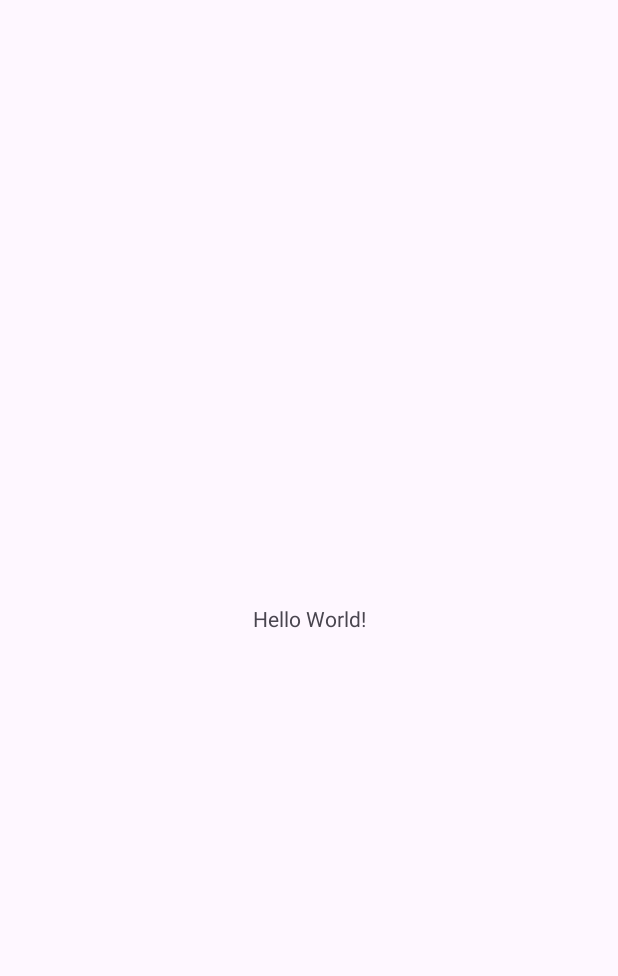
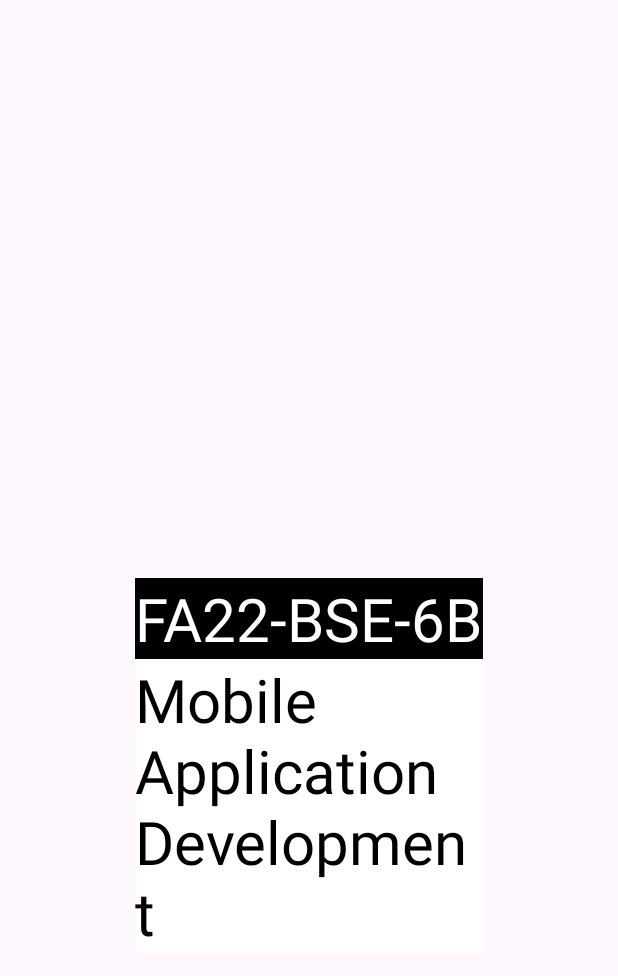
Before and after one commit to AliUsman3233/FA22_BSE_B, an Android app: the screen it shows after launch (MainActivity), on a phone screen of 412 x 824 dp. Before the commit the part shown is almost empty. Shown: the top 976 px of the screen. Run offline under Robolectric (Android 15) with nearby library versions, the phone set to English and light mode, and no system bars.

Commit message:
UI basics

```diff
--- a/app/src/main/java/com/example/fa22_bse_b/MainActivity.kt
+++ b/app/src/main/java/com/example/fa22_bse_b/MainActivity.kt
@@ -12,4 +12,5 @@ class MainActivity : AppCompatActivity() {
         setContentView(R.layout.activity_main)
 
     }
+
 }
--- a/app/src/main/res/layout/activity_main.xml
+++ b/app/src/main/res/layout/activity_main.xml
@@ -1,19 +1,37 @@
 <?xml version="1.0" encoding="utf-8"?>
-<androidx.constraintlayout.widget.ConstraintLayout xmlns:android="http://schemas.android.com/apk/res/android"
+<androidx.constraintlayout.widget.ConstraintLayout
+    xmlns:android="http://schemas.android.com/apk/res/android"
     xmlns:app="http://schemas.android.com/apk/res-auto"
     xmlns:tools="http://schemas.android.com/tools"
-    android:id="@+id/main"
     android:layout_width="match_parent"
-    android:layout_height="match_parent"
-    tools:context=".MainActivity">
+    android:layout_height="match_parent">
 
     <TextView
+        android:id="@+id/section_view"
         android:layout_width="wrap_content"
         android:layout_height="wrap_content"
-        android:text="Hello World!"
+        android:text="FA22-BSE-6B"
+        android:textSize="40dp"
+        android:background="@color/black"
+        android:textColor="@color/white"
+        app:layout_constraintEnd_toEndOf="parent"
         app:layout_constraintBottom_toBottomOf="parent"
-        app:layout_constraintEnd_toEndOf="parent"
         app:layout_constraintStart_toStartOf="parent"
-        app:layout_constraintTop_toTopOf="parent" />
+        app:layout_constraintTop_toTopOf="parent"
+        />
+
+    <TextView
+        android:id="@+id/course_name"
+        android:layout_width="0dp"
+        android:layout_height="wrap_content"
+        android:text="Mobile Application Development"
+        android:background="@color/white"
+        android:textSize="40dp"
+        android:textColor="@color/black"
+        app:layout_constraintTop_toBottomOf="@+id/section_view"
+        app:layout_constraintStart_toStartOf="@id/section_view"
+        app:layout_constraintEnd_toEndOf="@id/section_view"
+        />
+
 
 </androidx.constraintlayout.widget.ConstraintLayout>
```
